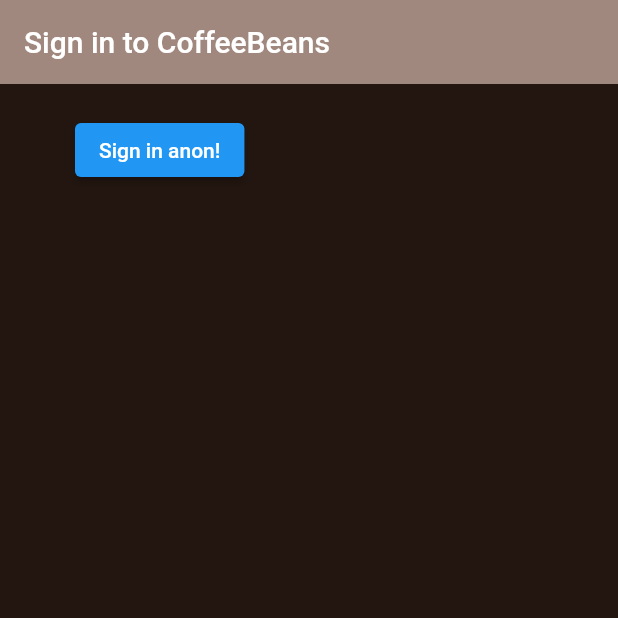
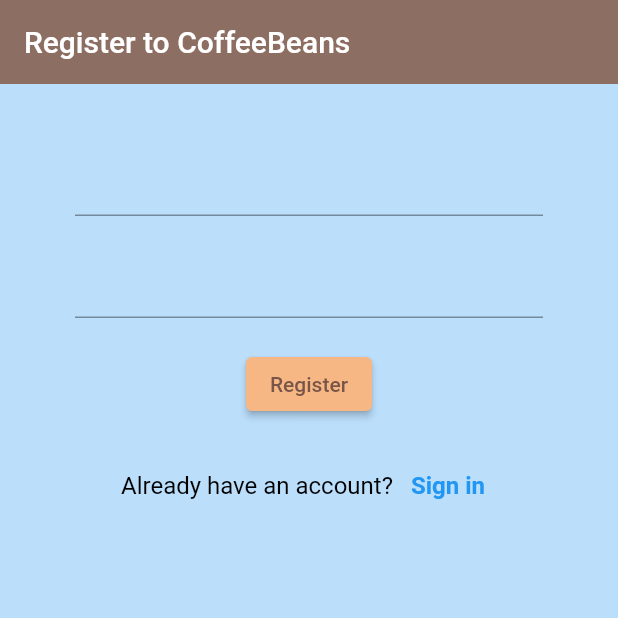
Before and after one commit to janviguliyan/coffeebeans, a Flutter app: the screen it shows after launch, on a phone screen of 412 x 824 dp, the top half of it. Run offline on Flutter 3.47's test engine with Material 2 defaults, Android fonts, the light colour scheme and no system bars; our stand-ins replace firebase_auth, firebase_core; accounts and stored records are empty.

Commit message:
small changes

```diff
--- a/lib/main.dart
+++ b/lib/main.dart
@@ -1,6 +1,9 @@
+import 'package:coffeebeans/models/user.dart';
 import 'package:coffeebeans/screens/wrapper.dart';
+import 'package:coffeebeans/services/auth.dart';
 import 'package:firebase_core/firebase_core.dart';
 import 'package:flutter/material.dart';
+import 'package:provider/provider.dart';
 
 void main() async {
   WidgetsFlutterBinding.ensureInitialized();
@@ -15,8 +18,13 @@
   // This widget is the root of your application.
   @override
   Widget build(BuildContext context) {
-    return const MaterialApp(
-      home: Wrapper(),
+    return StreamProvider<MyUser?>.value(
+      catchError: (_, __) {},
+      initialData: null,
+      value: AuthService().user,
+      child: const MaterialApp(
+        home: Wrapper(),
+      ),
     );
   }
 }
--- a/lib/screens/authenticate/authenticate.dart
+++ b/lib/screens/authenticate/authenticate.dart
@@ -1,3 +1,4 @@
+import 'package:coffeebeans/screens/authenticate/register.dart';
 import 'package:coffeebeans/screens/authenticate/sign_in.dart';
 import 'package:flutter/material.dart';
 
@@ -11,6 +12,7 @@
 class _AuthenticateState extends State<Authenticate> {
   @override
   Widget build(BuildContext context) {
-    return SignIn();
+    // return SignIn();
+    return Register();
   }
 }
--- a/lib/screens/authenticate/register.dart
+++ b/lib/screens/authenticate/register.dart
@@ -0,0 +1,96 @@
+import 'package:flutter/material.dart';
+import 'package:coffeebeans/services/auth.dart';
+
+class Register extends StatefulWidget {
+  const Register({super.key});
+
+  @override
+  State<Register> createState() => _RegisterState();
+}
+
+class _RegisterState extends State<Register> {
+
+  final AuthService _auth = AuthService();
+
+  // text field state
+  String email = " ";
+  String password = " ";
+
+  @override
+  Widget build(BuildContext context) {
+    return Scaffold(
+      backgroundColor: Colors.blue[100],
+      // const Color.fromRGBO(35, 22, 16, 100),
+      appBar: AppBar(
+        backgroundColor: Colors.brown[400],
+        elevation: 0.0,
+        title: const Text('Register to CoffeeBeans'),
+      ),
+      body: Container(
+        padding: const EdgeInsets.symmetric(vertical: 20.0, horizontal: 50.0),
+        child:
+        Form(
+          child: Column(
+            children: [
+              const SizedBox(height: 20.0,),
+              TextFormField(
+                onChanged: (val) {
+                  // change
+                  setState(() => email = val);
+                },
+              ),
+              const SizedBox(height: 20.0,),
+              TextFormField(
+                obscureText: true,
+
+                // TextStyle(color: Colors.white,),
+                onChanged: (val) {
+                  // change
+                  setState(() => password = val);
+
+                },
+              ),
+              const SizedBox(height: 20.0,),
+              ElevatedButton(
+                  onPressed: () async {
+                    print(email);
+                    print(password);
+                  },
+                  style: const ButtonStyle(
+                      backgroundColor: MaterialStatePropertyAll(Color.fromRGBO(246, 183, 132, 100))
+                  ),
+                  child: const Text('Register',
+                    style: TextStyle(
+                      color: Colors.brown,
+                    ),
+                  ),
+              ),
+              const SizedBox(
+                height: 20.0,
+              ),
+              Row(
+                mainAxisAlignment: MainAxisAlignment.center,
+                children: [
+                  const Text(
+                    "Already have an account? ",
+                    style: TextStyle(fontSize: 16, color: Colors.black),
+                  ),
+                  TextButton(
+                    onPressed: () async {
+                      print('sign in');
+                    },
+                    child: const Text(
+                      'Sign in',
+                      style:
+                      TextStyle(fontWeight: FontWeight.bold, fontSize: 16),
+                    ),
+                  ),
+                ],
+              ),
+            ],
+          ),
+        ),
+      ),
+    );
+  }
+}
--- a/lib/screens/wrapper.dart
+++ b/lib/screens/wrapper.dart
@@ -1,6 +1,10 @@
+import 'package:coffeebeans/models/user.dart';
 import 'package:coffeebeans/screens/authenticate/authenticate.dart';
+import 'package:coffeebeans/screens/authenticate/register.dart';
+import 'package:firebase_auth/firebase_auth.dart';
 import 'package:flutter/material.dart';
 import 'package:coffeebeans/screens/home/home.dart';
+import 'package:provider/provider.dart';
 
 class Wrapper extends StatelessWidget {
   const Wrapper({super.key});
@@ -8,8 +12,13 @@
   @override
   Widget build(BuildContext context) {
 
+    final user = Provider.of<MyUser?>(context);
+    print(user);
     // return either home or authenticate widget
-    // return Home();
-    return Authenticate();
+    if(user == null){
+      return const Authenticate();
+    } else {
+      return Home();
+    }
   }
 }
--- a/pubspec.yaml
+++ b/pubspec.yaml
@@ -38,6 +38,7 @@
   firebase_core: ^2.15.1
   firebase_auth: ^4.9.0
   cloud_firestore: ^4.9.1
+  provider: ^6.0.5
 
 dev_dependencies:
   flutter_test:
```
Also changed, not shown: lib/screens/authenticate/sign_in.dart (+87 -17 lines), lib/screens/home/home.dart (+22 -3 lines), lib/services/auth.dart (+8 -1 lines), pubspec.lock.
